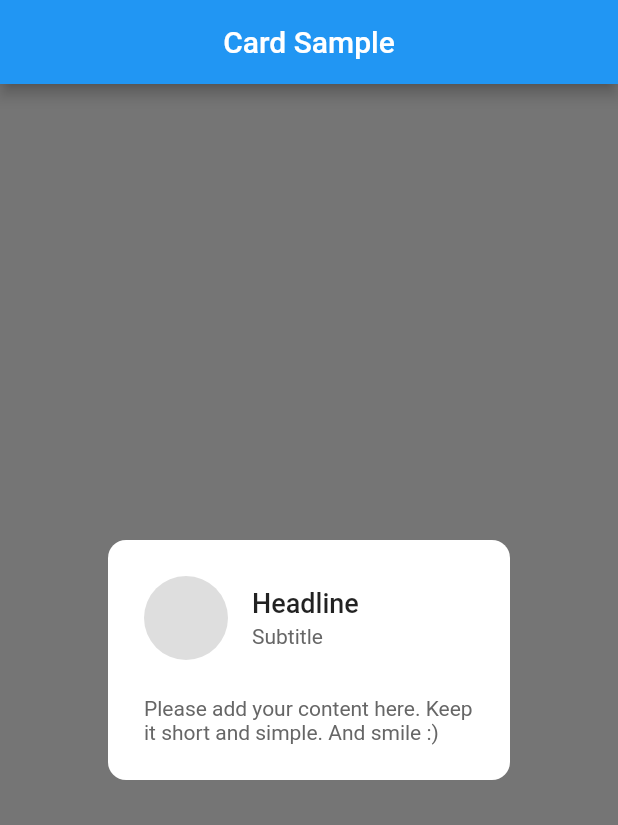
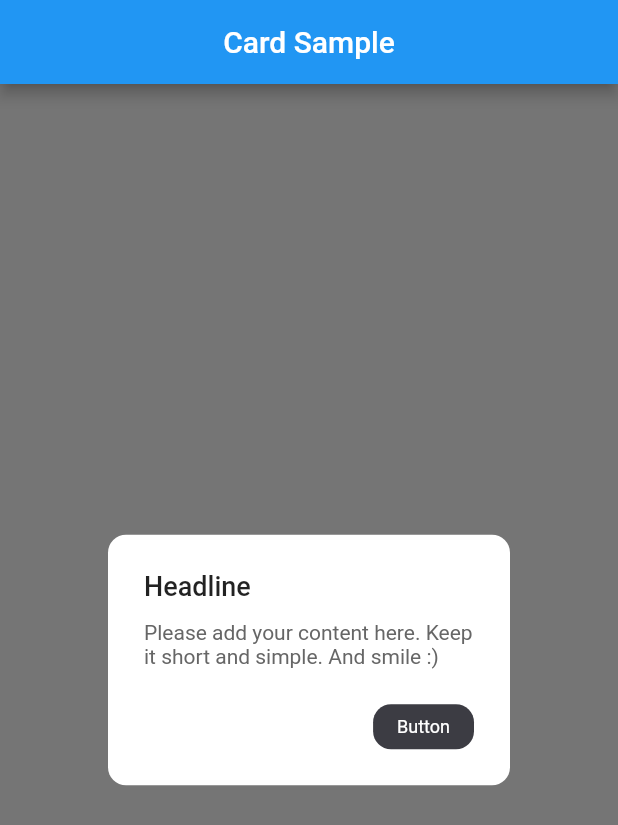
Before and after one commit to adicomdotir/my-mobile-training, a Flutter app: the CardTemplates screen opened directly, on a phone screen of 412 x 824 dp. Shown: the top 825 px of the screen. Run offline on Flutter 3.47's test engine with Material 2 defaults, Android fonts, the phone set to English and light mode, and no system bars; our stand-ins replace bloc, equatable, faker, file_picker, flutter_bloc, flutter_svg and 2 more; missing offline and left inert: dart:js, persian_datetime_picker; accounts and stored records are empty.

Commit message:
Add card sample headline_button

```diff
--- a/lib/card_templates/main.dart
+++ b/lib/card_templates/main.dart
@@ -26,7 +26,7 @@ class _CardTemplatesState extends State<CardTemplates> {
       body: Column(
         children: [
           Spacer(),
-          HeadlineSubtitle(),
+          HeadlineButton(),
           Spacer(),
         ],
       ),
@@ -129,7 +129,9 @@ class HeadlineSubtitle extends StatelessWidget {
                 )
               ],
             ),
-            SizedBox(height: 24,),
+            SizedBox(
+              height: 24,
+            ),
             Text(
                 'Please add your content here. Keep it short and simple. And smile :) ',
                 style: TextStyle(
@@ -142,3 +144,56 @@ class HeadlineSubtitle extends StatelessWidget {
     );
   }
 }
+
+class HeadlineButton extends StatelessWidget {
+  const HeadlineButton({Key? key}) : super(key: key);
+
+  @override
+  Widget build(BuildContext context) {
+    return Center(
+      child: Container(
+        width: 268,
+        padding: EdgeInsets.all(24),
+        decoration: BoxDecoration(
+            borderRadius: BorderRadius.circular(12), color: Colors.white),
+        child: Column(
+          crossAxisAlignment: CrossAxisAlignment.start,
+          children: [
+            Text(
+              'Headline',
+              style: TextStyle(fontSize: 18, fontWeight: FontWeight.w500),
+            ),
+            SizedBox(
+              height: 12,
+            ),
+            Text(
+                'Please add your content here. Keep it short and simple. And smile :) ',
+                style: TextStyle(
+                    fontSize: 14,
+                    fontWeight: FontWeight.w400,
+                    color: Color(0xFF666666))),
+            SizedBox(
+              height: 24,
+            ),
+            Align(
+              alignment: Alignment.bottomRight,
+              child: Container(
+                padding: EdgeInsets.symmetric(vertical: 8, horizontal: 16),
+                decoration: BoxDecoration(
+                    borderRadius: BorderRadius.circular(12),
+                    color: Color(0xFF3C3C43)),
+                child: Text(
+                  'Button',
+                  style: TextStyle(
+                      fontSize: 12,
+                      color: Colors.white,
+                      fontWeight: FontWeight.w400),
+                ),
+              ),
+            )
+          ],
+        ),
+      ),
+    );
+  }
+}
```
